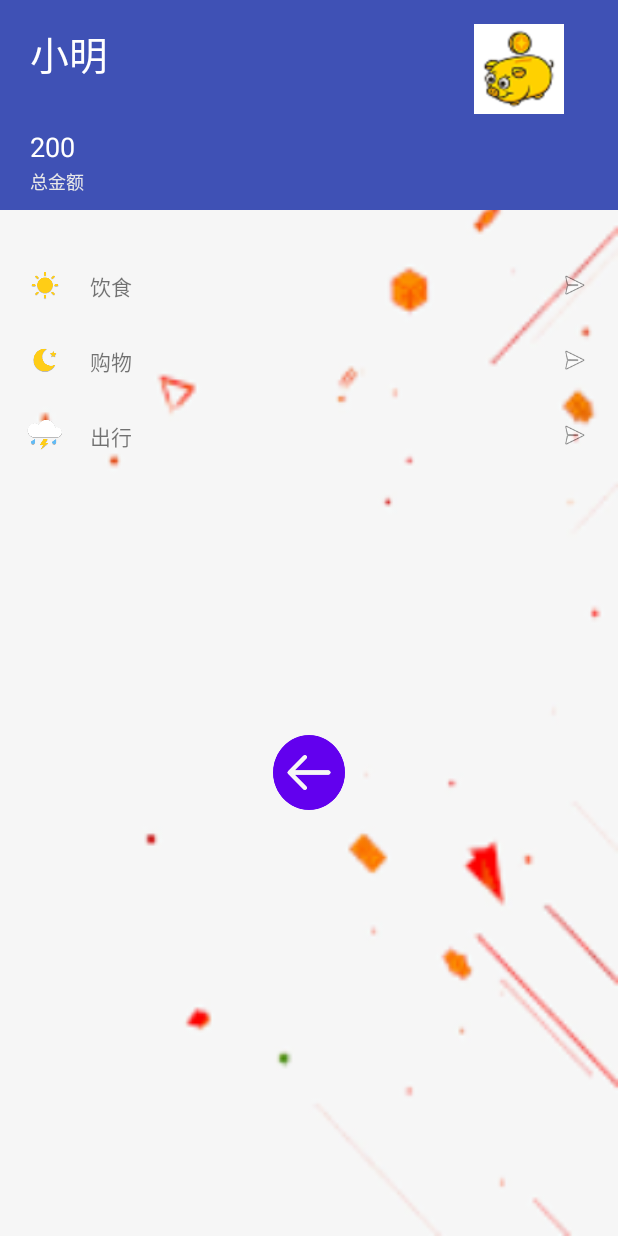
After one commit to nankou/Account_Application, an Android app: the layout activity_classes.xml on its own in the app's theme, with its tools: preview values and no code run, on a phone screen of 412 x 824 dp. The commit adds this screen. Run offline under Robolectric (Android 15) with nearby library versions, the phone set to English and light mode, and no system bars.

Commit message:
添加adapt和bean文件

```diff
--- /dev/null
+++ b/app/src/main/res/layout/activity_classes.xml
@@ -0,0 +1,171 @@
+<?xml version="1.0" encoding="utf-8"?>
+<LinearLayout xmlns:android="http://schemas.android.com/apk/res/android"
+    xmlns:app="http://schemas.android.com/apk/res-auto"
+    xmlns:tools="http://schemas.android.com/tools"
+    android:layout_width="match_parent"
+    android:layout_height="match_parent"
+    android:background="@drawable/background"
+    android:orientation="vertical"
+    android:weightSum="1"
+    tools:context="com.example.account_application.ClassesActivity">
+
+    <androidx.constraintlayout.widget.ConstraintLayout
+        android:layout_width="match_parent"
+        android:layout_height="wrap_content"
+        android:background="@color/colorPrimary"
+        android:minHeight="140dp">
+
+        <TextView
+            android:id="@+id/username"
+            android:layout_width="wrap_content"
+            android:layout_height="wrap_content"
+            android:layout_marginLeft="20dp"
+            android:layout_marginTop="16dp"
+            android:text="小明"
+            android:textColor="@android:color/white"
+            android:textSize="26dp"
+            app:layout_constraintStart_toStartOf="parent"
+            app:layout_constraintTop_toTopOf="parent" />
+
+        <ImageView
+            android:id="@+id/imageView"
+            android:layout_width="60dp"
+            android:layout_height="60dp"
+            android:layout_marginTop="16dp"
+
+
+            android:layout_marginEnd="36dp"
+
+            android:layout_marginRight="36dp"
+            app:layout_constraintEnd_toEndOf="parent"
+            app:layout_constraintTop_toTopOf="parent"
+            app:srcCompat="@drawable/tab1" />
+
+        <TextView
+            android:id="@+id/allsum"
+            android:layout_width="wrap_content"
+            android:layout_height="wrap_content"
+            android:layout_marginStart="20dp"
+            android:layout_marginLeft="20dp"
+            android:layout_marginBottom="20dp"
+            android:text="200"
+            android:textColor="@android:color/white"
+            android:textFontWeight="600"
+            android:textSize="18dp"
+            app:layout_constraintBottom_toBottomOf="@id/textsum"
+            app:layout_constraintStart_toStartOf="parent" />
+
+        <TextView
+            android:id="@+id/textsum"
+            android:layout_width="wrap_content"
+            android:layout_height="wrap_content"
+            android:layout_marginStart="20dp"
+            android:layout_marginLeft="20dp"
+            android:layout_marginBottom="10dp"
+            android:text="总金额"
+            android:textColor="#E8E8E8"
+            android:textSize="12dp"
+            app:layout_constraintBottom_toBottomOf="parent"
+            app:layout_constraintStart_toStartOf="parent" />
+    </androidx.constraintlayout.widget.ConstraintLayout>
+
+    <LinearLayout
+        android:layout_width="match_parent"
+        android:layout_height="40dp"
+        android:layout_marginTop="30dp"
+        android:id="@+id/button6"
+        android:onClick="foodbill"
+        android:padding="10dp">
+
+        <ImageView
+            android:id="@+id/imageView2"
+            android:layout_width="40dp"
+            android:layout_height="match_parent"
+            app:srcCompat="@drawable/ic_weather_sunny" />
+
+        <TextView
+            android:id="@+id/textView7"
+            android:layout_width="104dp"
+            android:layout_height="match_parent"
+            android:layout_gravity="center"
+            android:layout_marginLeft="10dp"
+            android:text="饮食" />
+
+        <ImageView
+            android:id="@+id/imageView3"
+            android:layout_width="20dp"
+            android:layout_height="wrap_content"
+            android:layout_marginLeft="200dp"
+            android:layout_weight="1"
+            app:srcCompat="@android:drawable/ic_menu_send" />
+    </LinearLayout>
+    <LinearLayout
+        android:layout_width="match_parent"
+        android:layout_height="40dp"
+        android:layout_marginTop="10dp"
+        android:onClick="shoppingbill"
+        android:id="@+id/button5"
+        android:padding="10dp">
+
+        <ImageView
+            android:layout_width="40dp"
+            android:layout_height="match_parent"
+            app:srcCompat="@drawable/ic_weather_sunny_night" />
+
+        <TextView
+            android:layout_width="104dp"
+            android:layout_height="match_parent"
+            android:layout_gravity="center"
+            android:layout_marginLeft="10dp"
+            android:text="购物" />
+
+        <ImageView
+            android:layout_width="20dp"
+            android:layout_height="wrap_content"
+            android:layout_marginLeft="200dp"
+            android:layout_weight="1"
+
+            app:srcCompat="@android:drawable/ic_menu_send" />
+    </LinearLayout>
+
+    <LinearLayout
+        android:layout_width="match_parent"
+        android:layout_height="40dp"
+        android:layout_marginTop="10dp"
+        android:onClick="travelbill"
+        android:id="@+id/button4"
+        android:padding="10dp">
+
+        <ImageView
+            android:layout_width="40dp"
+            android:layout_height="match_parent"
+            app:srcCompat="@drawable/ic_weather_thunderstorm" />
+
+        <TextView
+            android:layout_width="104dp"
+            android:layout_height="match_parent"
+            android:layout_gravity="center"
+            android:layout_marginLeft="10dp"
+            android:text="出行" />
+
+        <ImageView
+            android:layout_width="20dp"
+            android:layout_height="wrap_content"
+            android:layout_marginLeft="200dp"
+            android:layout_weight="1"
+            app:srcCompat="@android:drawable/ic_menu_send" />
+    </LinearLayout>
+
+
+    <Button
+        android:id="@+id/button9"
+        android:layout_width="48dp"
+        android:layout_height="29dp"
+        android:layout_gravity="center"
+        android:layout_marginTop="180dp"
+        android:layout_weight="0.07"
+        android:background="@drawable/exit"
+        android:onClick="exit"
+        android:text="" />
+
+</LinearLayout>
--- a/app/src/main/res/layout/add_fragment.xml
+++ b/app/src/main/res/layout/add_fragment.xml
@@ -9,7 +9,7 @@
         android:id="@+id/add_layout"
         android:layout_width="wrap_content"
         android:layout_height="wrap_content"
-        android:text="addFragment"
+        android:text="addCounter"
         tools:layout_editor_absoluteX="161dp"
         tools:layout_editor_absoluteY="352dp" />
 </LinearLayout>
--- a/app/src/main/res/layout/list_fragment.xml
+++ b/app/src/main/res/layout/list_fragment.xml
@@ -9,7 +9,7 @@
         android:id="@+id/list_layout"
         android:layout_width="wrap_content"
         android:layout_height="wrap_content"
-        android:text="listFragment"
+        android:text="listCounter"
         tools:layout_editor_absoluteX="184dp"
         tools:layout_editor_absoluteY="344dp" />
 </LinearLayout>
--- a/app/src/main/res/values/strings.xml
+++ b/app/src/main/res/values/strings.xml
@@ -1,3 +1,3 @@
 <resources>
-    <string name="app_name">Account_Application</string>
+    <string name="app_name">南柯记账</string>
 </resources>
```
Also changed, not shown: app/src/main/java/com/example/account_application/Adapter/MyAdapter.java (added, +69 -0 lines), app/src/main/java/com/example/account_application/ClassesActivity.java (+46 -40 lines), app/src/main/java/com/example/account_application/bean/accounts.java (added, +40 -0 lines), app/src/main/res/layout/cost_list.xml (added, +89 -0 lines), app/src/main/res/drawable/exit.png (added), app/src/main/res/drawable/ic_weather_sunny.png (added), app/src/main/res/drawable/ic_weather_sunny_night.png (added), app/src/main/res/drawable/ic_weather_thunderstorm.png (added).
